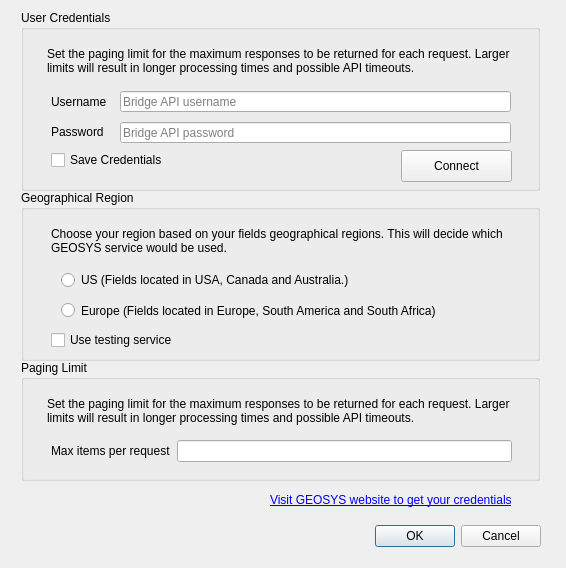
Old version of the form geosys/ui/templates/options_dialog_base.ui in the repository earthdaily/qgis-plugin.
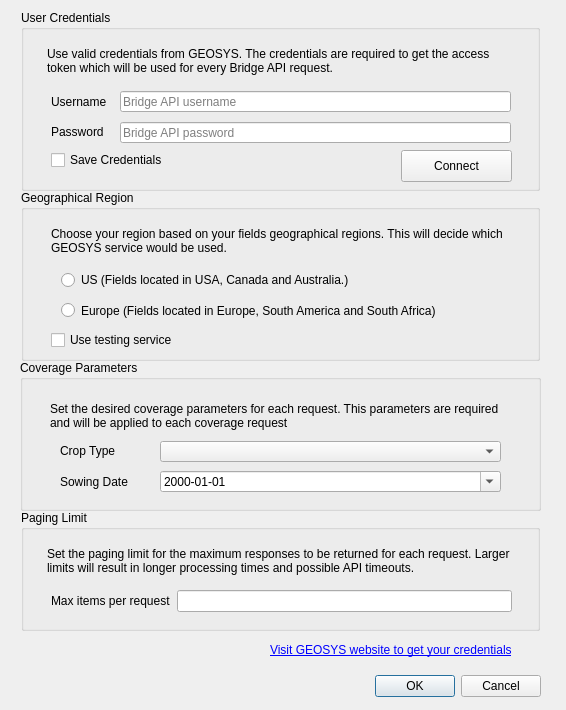
New version of the form.

Commit message: add coverage parameters to options dialog

Patch:
```diff
--- a/geosys/ui/templates/options_dialog_base.ui
+++ b/geosys/ui/templates/options_dialog_base.ui
@@ -7,7 +7,7 @@
     <x>0</x>
     <y>0</y>
     <width>566</width>
-    <height>568</height>
+    <height>710</height>
    </rect>
   </property>
   <property name="minimumSize">
@@ -23,7 +23,7 @@
    <property name="geometry">
     <rect>
      <x>30</x>
-     <y>520</y>
+     <y>670</y>
      <width>511</width>
      <height>32</height>
     </rect>
@@ -39,7 +39,7 @@
    <property name="geometry">
     <rect>
      <x>270</x>
-     <y>490</y>
+     <y>640</y>
      <width>271</width>
      <height>20</height>
     </rect>
@@ -76,7 +76,7 @@
      </rect>
     </property>
     <property name="text">
-     <string>Set the paging limit for the maximum responses to be returned for each request. Larger limits will result in longer processing times and possible API timeouts.</string>
+     <string>Use valid credentials from GEOSYS. The credentials are required to get the access token which will be used for every Bridge API request.</string>
     </property>
     <property name="wordWrap">
      <bool>true</bool>
@@ -254,7 +254,7 @@
    <property name="geometry">
     <rect>
      <x>21</x>
-     <y>360</y>
+     <y>510</y>
      <width>519</width>
      <height>121</height>
     </rect>
@@ -308,6 +308,90 @@
     </layout>
    </widget>
   </widget>
+  <widget class="QGroupBox" name="coverage_parameters_group">
+   <property name="geometry">
+    <rect>
+     <x>20</x>
+     <y>360</y>
+     <width>521</width>
+     <height>151</height>
+    </rect>
+   </property>
+   <property name="title">
+    <string>Coverage Parameters</string>
+   </property>
+   <widget class="QLabel" name="sowing_date_label">
+    <property name="geometry">
+     <rect>
+      <x>40</x>
+      <y>111</y>
+      <width>91</width>
+      <height>21</height>
+     </rect>
+    </property>
+    <property name="text">
+     <string>Sowing Date</string>
+    </property>
+   </widget>
+   <widget class="QLabel" name="crop_label">
+    <property name="geometry">
+     <rect>
+      <x>40</x>
+      <y>80</y>
+      <width>71</width>
+      <height>21</height>
+     </rect>
+    </property>
+    <property name="text">
+     <string>Crop Type</string>
+    </property>
+   </widget>
+   <widget class="QComboBox" name="crop_combo_box">
+    <property name="geometry">
+     <rect>
+      <x>140</x>
+      <y>81</y>
+      <width>341</width>
+      <height>21</height>
+     </rect>
+    </property>
+    <property name="insertPolicy">
+     <enum>QComboBox::InsertAlphabetically</enum>
+    </property>
+   </widget>
+   <widget class="QDateEdit" name="sowing_date_edit">
+    <property name="geometry">
+     <rect>
+      <x>140</x>
+      <y>111</y>
+      <width>341</width>
+      <height>21</height>
+     </rect>
+    </property>
+    <property name="displayFormat">
+     <string>yyyy-MM-dd</string>
+    </property>
+    <property name="calendarPopup">
+     <bool>true</bool>
+    </property>
+   </widget>
+   <widget class="QLabel" name="coverage_parameters_label">
+    <property name="geometry">
+     <rect>
+      <x>30</x>
+      <y>40</y>
+      <width>471</width>
+      <height>31</height>
+     </rect>
+    </property>
+    <property name="text">
+     <string>Set the desired coverage parameters for each request. This parameters are required and will be applied to each coverage request</string>
+    </property>
+    <property name="wordWrap">
+     <bool>true</bool>
+    </property>
+   </widget>
+  </widget>
  </widget>
  <tabstops>
   <tabstop>username_form</tabstop>
```
Left out of the diff: 2 changed lines with no effect on the pictures. The commit also changes 1 other file.
